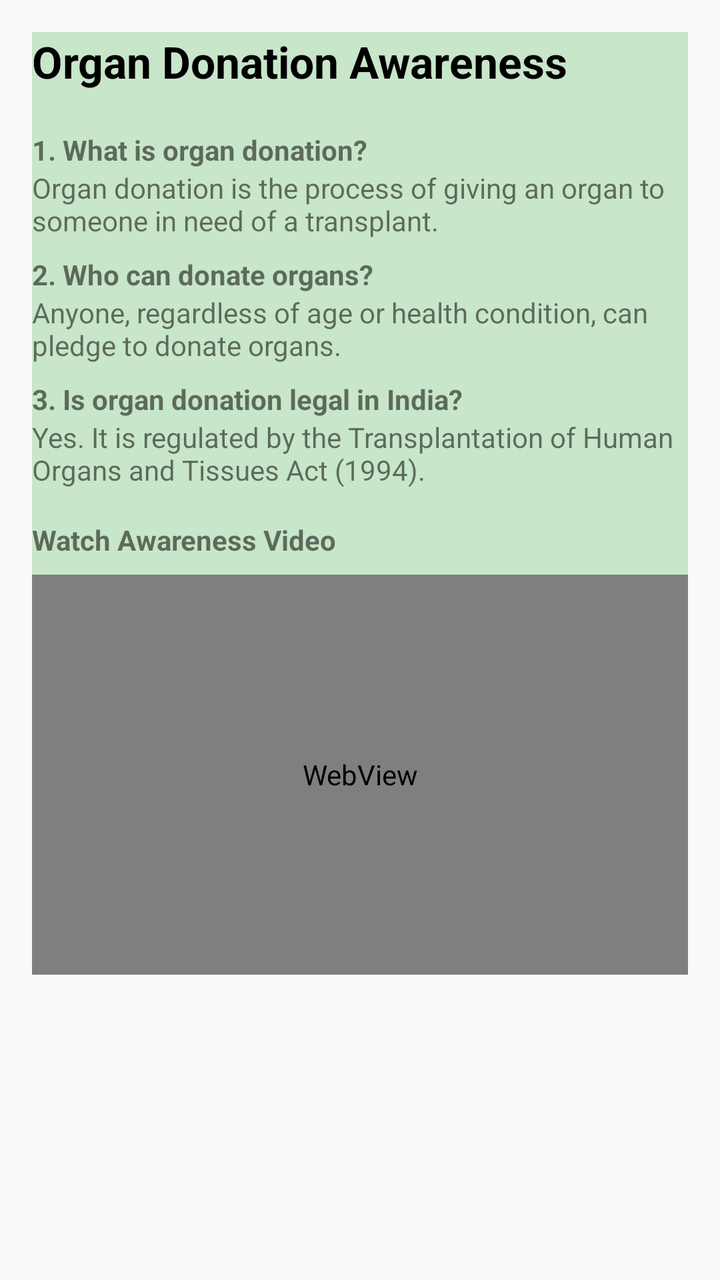
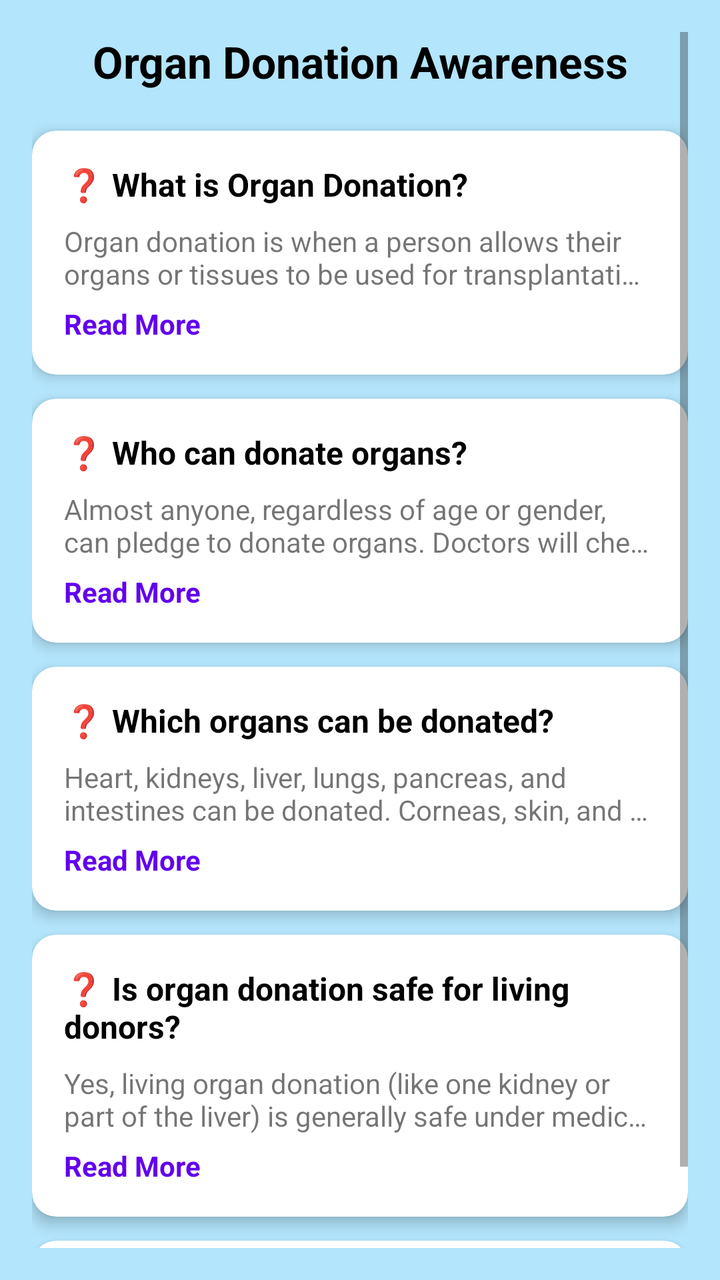

Screens rendered from an Android XML layout before and after an edit, with the pre-edit source and the edit as a unified diff.
<!-- AndroidManifest.xml: application theme Theme.OrganDonationApp -->
<!-- res/layout/activity_awareness.xml -->
<ScrollView xmlns:android="http://schemas.android.com/apk/res/android"
    xmlns:tools="http://schemas.android.com/tools"
    android:layout_width="match_parent"
    android:layout_height="match_parent"
    android:padding="16dp"
    android:background="#FAFAFA">

    <LinearLayout
        android:orientation="vertical"
        android:layout_width="match_parent"
        android:layout_height="wrap_content"
        android:background="@color/light_green"
        tools:ignore="WebViewLayout">

        
        <TextView
            android:text="Organ Donation Awareness"
            android:textSize="22sp"
            android:textStyle="bold"
            android:textColor="@android:color/black"
            android:layout_marginBottom="12dp"
            android:layout_width="wrap_content"
            android:layout_height="wrap_content"/>

        
        <TextView
            android:text="1. What is organ donation?"
            android:textStyle="bold"
            android:layout_marginTop="8dp"
            android:layout_width="wrap_content"
            android:layout_height="wrap_content"/>
        <TextView
            android:text="Organ donation is the process of giving an organ to someone in need of a transplant."
            android:layout_width="wrap_content"
            android:layout_height="wrap_content"/>

        <TextView
            android:text="2. Who can donate organs?"
            android:textStyle="bold"
            android:layout_marginTop="8dp"
            android:layout_width="wrap_content"
            android:layout_height="wrap_content"/>
        <TextView
            android:text="Anyone, regardless of age or health condition, can pledge to donate organs."
            android:layout_width="wrap_content"
            android:layout_height="wrap_content"/>

        <TextView
            android:text="3. Is organ donation legal in India?"
            android:textStyle="bold"
            android:layout_marginTop="8dp"
            android:layout_width="wrap_content"
            android:layout_height="wrap_content"/>
        <TextView
            android:text="Yes. It is regulated by the Transplantation of Human Organs and Tissues Act (1994)."
            android:layout_width="wrap_content"
            android:layout_height="wrap_content"/>

        
        <TextView
            android:text="Watch Awareness Video"
            android:textStyle="bold"
            android:layout_marginTop="16dp"
            android:layout_width="wrap_content"
            android:layout_height="wrap_content"/>

        <WebView
            android:id="@+id/webViewAwareness"
            android:layout_width="match_parent"
            android:layout_height="200dp"
            android:layout_marginTop="8dp"/>
    </LinearLayout>
</ScrollView>
<!-- resources referenced by this layout -->
<resources>
  <color name="light_green">#C8E6C9</color>
  <style name="Theme.OrganDonationApp" parent="Theme.MaterialComponents.DayNight.NoActionBar">
          <item name="colorPrimary">@color/purple_500</item>
          <item name="colorPrimaryVariant">@color/purple_700</item>
          <item name="colorOnPrimary">@color/white</item>
  
          <item name="colorSecondary">@color/teal_200</item>
          <item name="colorSecondaryVariant">@color/teal_700</item>
          <item name="colorOnSecondary">@color/white</item>
  
          <item name="android:windowBackground">@color/white</item>
          <item name="android:statusBarColor">@color/purple_700</item>
          <item name="android:textColorPrimary">@color/black</item>
      </style>
  <color name="purple_500">#6200EE</color>
  <color name="purple_700">#3700B3</color>
  <color name="white">#FFFFFF</color>
  <color name="teal_200">#03DAC5</color>
  <color name="teal_700">#018786</color>
  <color name="black">#000000</color>
</resources>

<!-- the commit's change to res/layout/activity_awareness.xml (unified diff, before → after) -->
@@ -1,73 +1,228 @@
+<?xml version="1.0" encoding="utf-8"?>
 <ScrollView xmlns:android="http://schemas.android.com/apk/res/android"
-    xmlns:tools="http://schemas.android.com/tools"
+    xmlns:app="http://schemas.android.com/apk/res-auto"
     android:layout_width="match_parent"
     android:layout_height="match_parent"
     android:padding="16dp"
-    android:background="#FAFAFA">
+    android:background="@color/light_blue">
 
     <LinearLayout
-        android:orientation="vertical"
         android:layout_width="match_parent"
         android:layout_height="wrap_content"
-        android:background="@color/light_green"
-        tools:ignore="WebViewLayout">
-
-        
+        android:orientation="vertical">
         <TextView
+            android:layout_width="match_parent"
+            android:layout_height="wrap_content"
             android:text="Organ Donation Awareness"
             android:textSize="22sp"
             android:textStyle="bold"
             android:textColor="@android:color/black"
-            android:layout_marginBottom="12dp"
-            android:layout_width="wrap_content"
-            android:layout_height="wrap_content"/>
-
-        
-        <TextView
-            android:text="1. What is organ donation?"
-            android:textStyle="bold"
-            android:layout_marginTop="8dp"
-            android:layout_width="wrap_content"
-            android:layout_height="wrap_content"/>
-        <TextView
-            android:text="Organ donation is the process of giving an organ to someone in need of a transplant."
-            android:layout_width="wrap_content"
-            android:layout_height="wrap_content"/>
-
-        <TextView
-            android:text="2. Who can donate organs?"
-            android:textStyle="bold"
-            android:layout_marginTop="8dp"
-            android:layout_width="wrap_content"
-            android:layout_height="wrap_content"/>
-        <TextView
-            android:text="Anyone, regardless of age or health condition, can pledge to donate organs."
-            android:layout_width="wrap_content"
-            android:layout_height="wrap_content"/>
-
-        <TextView
-            android:text="3. Is organ donation legal in India?"
-            android:textStyle="bold"
-            android:layout_marginTop="8dp"
-            android:layout_width="wrap_content"
-            android:layout_height="wrap_content"/>
-        <TextView
-            android:text="Yes. It is regulated by the Transplantation of Human Organs and Tissues Act (1994)."
-            android:layout_width="wrap_content"
-            android:layout_height="wrap_content"/>
-
-        
-        <TextView
-            android:text="Watch Awareness Video"
-            android:textStyle="bold"
-            android:layout_marginTop="16dp"
-            android:layout_width="wrap_content"
-            android:layout_height="wrap_content"/>
-
-        <WebView
-            android:id="@+id/webViewAwareness"
-            android:layout_width="match_parent"
-            android:layout_height="200dp"
-            android:layout_marginTop="8dp"/>
+            android:gravity="center"
+            android:layout_marginBottom="20dp" />
+
+
+        
+        <androidx.cardview.widget.CardView
+            android:layout_width="match_parent"
+            android:layout_height="wrap_content"
+            android:layout_marginBottom="12dp"
+            app:cardCornerRadius="12dp"
+            app:cardElevation="4dp">
+
+            <LinearLayout
+                android:layout_width="match_parent"
+                android:layout_height="wrap_content"
+                android:orientation="vertical"
+                android:padding="16dp">
+
+                <TextView
+                    android:layout_width="match_parent"
+                    android:layout_height="wrap_content"
+                    android:text="❓ What is Organ Donation?"
+                    android:textSize="16sp"
+                    android:textStyle="bold"
+                    android:textColor="@android:color/black"/>
+
+                <TextView
+                    android:id="@+id/tvAnswer1"
+                    android:layout_width="match_parent"
+                    android:layout_height="wrap_content"
+                    android:text="Organ donation is when a person allows their organs or tissues to be used for transplantation after death..."
+                    android:textSize="14sp"
+                    android:maxLines="2"
+                    android:ellipsize="end"
+                    android:layout_marginTop="8dp"/>
+
+                <TextView
+                    android:id="@+id/tvReadMore1"
+                    android:layout_width="wrap_content"
+                    android:layout_height="wrap_content"
+                    android:text="Read More"
+                    android:textSize="14sp"
+                    android:textStyle="bold"
+                    android:textColor="@color/purple_500"
+                    android:layout_marginTop="6dp"/>
+            </LinearLayout>
+        </androidx.cardview.widget.CardView>
+
+        
+        <androidx.cardview.widget.CardView
+            android:layout_width="match_parent"
+            android:layout_height="wrap_content"
+            android:layout_marginBottom="12dp"
+            app:cardCornerRadius="12dp"
+            app:cardElevation="4dp">
+
+            <LinearLayout
+                android:layout_width="match_parent"
+                android:layout_height="wrap_content"
+                android:orientation="vertical"
+                android:padding="16dp">
+
+                <TextView
+                    android:layout_width="match_parent"
+                    android:layout_height="wrap_content"
+                    android:text="❓ Who can donate organs?"
+                    android:textSize="16sp"
+                    android:textStyle="bold"
+                    android:textColor="@android:color/black"/>
+
+                <TextView
+                    android:id="@+id/tvAnswer2"
+                    android:layout_width="match_parent"
+                    android:layout_height="wrap_content"
+                    android:text="Almost anyone, regardless of age or gender, can pledge to donate organs. Doctors will check medical suitability..."
+                    android:textSize="14sp"
+                    android:maxLines="2"
+                    android:ellipsize="end"
+                    android:layout_marginTop="8dp"/>
+
+                <TextView
+                    android:id="@+id/tvReadMore2"
+                    android:layout_width="wrap_content"
+                    android:layout_height="wrap_content"
+                    android:text="Read More"
+                    android:textSize="14sp"
+                    android:textStyle="bold"
+                    android:textColor="@color/purple_500"
+                    android:layout_marginTop="6dp"/>
+            </LinearLayout>
+        </androidx.cardview.widget.CardView>
+
+        
+        <androidx.cardview.widget.CardView
+            android:layout_width="match_parent"
+            android:layout_height="wrap_content"
+            android:layout_marginBottom="12dp"
+            app:cardCornerRadius="12dp"
+            app:cardElevation="4dp">
+
+            <LinearLayout
+                android:layout_width="match_parent"
+                android:layout_height="wrap_content"
+                android:orientation="vertical"
+                android:padding="16dp">
+
+                <TextView
+                    android:layout_width="match_parent"
+                    android:layout_height="wrap_content"
+                    android:text="❓ Which organs can be donated?"
+                    android:textSize="16sp"
+                    android:textStyle="bold"
+                    android:textColor="@android:color/black"/>
+
+                <TextView
+                    android:id="@+id/tvAnswer3"
+                    android:layout_width="match_parent"
+                    android:layout_height="wrap_content"
+                    android:text="Heart, kidneys, liver, lungs, pancreas, and intestines can be donated. Corneas, skin, and bone marrow are tissues that can also save lives..."
+                    android:textSize="14sp"
+                    android:maxLines="2"
+                    android:ellipsize="end"
+                    android:layout_marginTop="8dp"/>
+
+                <TextView
+                    android:id="@+id/tvReadMore3"
+                    android:layout_width="wrap_content"
+                    android:layout_height="wrap_content"
+                    android:text="Read More"
+                    android:textSize="14sp"
+                    android:textStyle="bold"
+                    android:textColor="@color/purple_500"
+                    android:layout_marginTop="6dp"/>
+            </LinearLayout>
+        </androidx.cardview.widget.CardView>
+
+        
+        <androidx.cardview.widget.CardView
+            android:layout_width="match_parent"
+            android:layout_height="wrap_content"
+            android:layout_marginBottom="12dp"
+            app:cardCornerRadius="12dp"
+            app:cardElevation="4dp">
+
+            <LinearLayout
+                android:layout_width="match_parent"
+                android:layout_height="wrap_content"
+                android:orientation="vertical"
+                android:padding="16dp">
+
+                <TextView
+                    android:layout_width="match_parent"
+                    android:layout_height="wrap_content"
+                    android:text="❓ Is organ donation safe for living donors?"
+                    android:textSize="16sp"
+                    android:textStyle="bold"
+                    android:textColor="@android:color/black"/>
+
+                <TextView
+                    android:id="@+id/tvAnswer4"
+                    android:layout_width="match_parent"
+                    android:layout_height="wrap_content"
+                    android:text="Yes, living organ donation (like one kidney or part of the liver) is generally safe under medical supervision..."
+                    android:textSize="14sp"
+                    android:maxLines="2"
+                    android:ellipsize="end"
+                    android:layout_marginTop="8dp"/>
+
+                <TextView
+                    android:id="@+id/tvReadMore4"
+                    android:layout_width="wrap_content"
+                    android:layout_height="wrap_content"
+                    android:text="Read More"
+                    android:textSize="14sp"
+                    android:textStyle="bold"
+                    android:textColor="@color/purple_500"
+                    android:layout_marginTop="6dp"/>
+            </LinearLayout>
+        </androidx.cardview.widget.CardView>
+
+        
+        <androidx.cardview.widget.CardView
+            android:id="@+id/cardVideo"
+            android:layout_width="match_parent"
+            android:layout_height="wrap_content"
+            android:layout_marginBottom="12dp"
+            app:cardCornerRadius="12dp"
+            app:cardElevation="4dp">
+
+            <LinearLayout
+                android:layout_width="match_parent"
+                android:layout_height="wrap_content"
+                android:orientation="vertical"
+                android:padding="16dp"
+                android:gravity="center">
+
+                <TextView
+                    android:layout_width="match_parent"
+                    android:layout_height="wrap_content"
+                    android:text="🎥 Watch Awareness Video"
+                    android:textSize="16sp"
+                    android:textStyle="bold"
+                    android:textAlignment="center"
+                    android:textColor="@android:color/holo_red_dark"/>
+            </LinearLayout>
+        </androidx.cardview.widget.CardView>
+
     </LinearLayout>
 </ScrollView>
<!-- resource entries referenced after the edit -->
@@ -1,6 +1,6 @@
 <!-- resources referenced by this layout -->
 <resources>
-  <color name="light_green">#C8E6C9</color>
+  <color name="light_blue">#B3E5FC</color>
   <style name="Theme.OrganDonationApp" parent="Theme.MaterialComponents.DayNight.NoActionBar">
           <item name="colorPrimary">@color/purple_500</item>
           <item name="colorPrimaryVariant">@color/purple_700</item>
